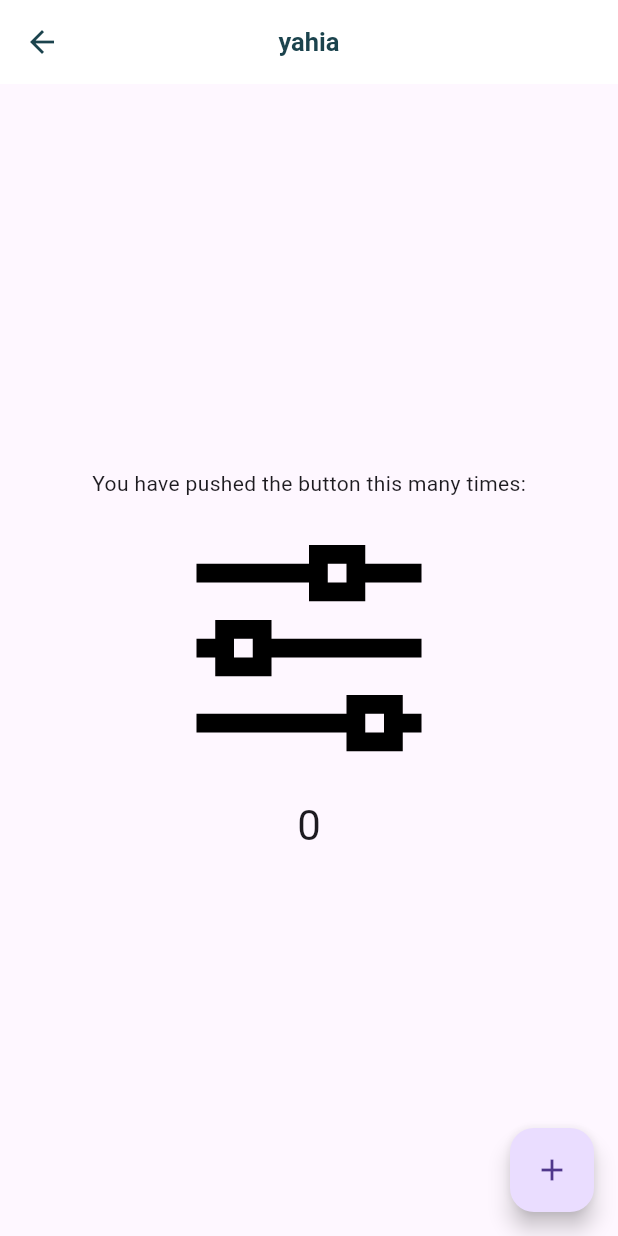
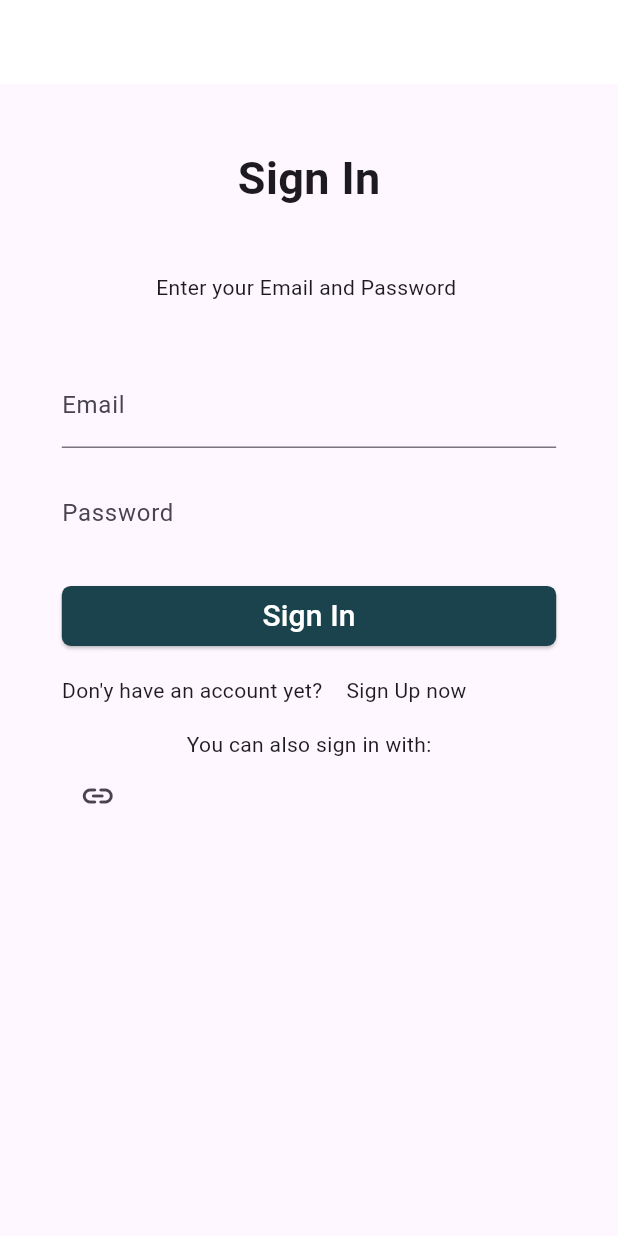
Before and after one commit to yahias123hawkyy/SWE_Project, a Flutter app: the screen it shows after launch, on a phone screen of 412 x 824 dp. Run offline on Flutter 3.47's test engine with Material 3 defaults, Android fonts, the phone set to English and light mode, and no system bars; our stand-ins replace flutter_svg, get, get_storage, google_maps_flutter.

```diff
--- /dev/null
+++ b/lib/features/sign_in/sign_in_screen.dart
@@ -0,0 +1,117 @@
+import 'package:flutter/material.dart';
+import 'package:iparkmobileapplication/common/widgets/app_bar.dart';
+import 'package:iparkmobileapplication/utils/themes/app_colors.dart';
+
+class SignInScreen extends StatefulWidget {
+  static const String nameRoute = "Login_screen";
+  const SignInScreen({super.key});
+
+  @override
+  State<SignInScreen> createState() => _SignInScreenState();
+}
+
+class _SignInScreenState extends State<SignInScreen> {
+  final _formKey = GlobalKey<FormState>();
+  String _username = '';
+  String _password = '';
+
+  @override
+  Widget build(BuildContext context) {
+    final Size screenSize = MediaQuery.of(context).size;
+
+    return Scaffold(
+      appBar: ApplicationBar.appbar("", Icon(null), null),
+      body: SafeArea(
+        child: Container(
+          margin: EdgeInsets.all(screenSize.width * 0.1),
+          alignment: Alignment.topCenter,
+          child: Column(
+            crossAxisAlignment: CrossAxisAlignment.center,
+            children: [
+              Text(
+                "Sign In",
+                style: TextStyle(fontWeight: FontWeight.bold, fontSize: 30),
+              ),
+              SizedBox(
+                height: screenSize.height * 0.05,
+              ),
+              Text("Enter your Email and Password "),
+              SizedBox(
+                height: screenSize.height * 0.05,
+              ),
+              TextFormField(
+                  onChanged: (value) => _username = value,
+                  validator: (value) {
+                    if (value == null || value.isEmpty) {
+                      return 'Please enter an email';
+                    }
+                    return null;
+                  },
+                  decoration: InputDecoration(
+                    labelText: "Email",
+                    focusedBorder: OutlineInputBorder(
+                        borderSide:
+                            BorderSide(color: MainColors.mainLightThemeColor)),
+                  )),
+              SizedBox(height: 16.0),
+              TextFormField(
+                onChanged: (value) => _password = value,
+                validator: (value) {
+                  if (value == null || value.isEmpty) {
+                    return 'Please enter a password';
+                  }
+                  return null;
+                },
+                obscureText: true,
+                decoration: InputDecoration(
+                    focusedBorder: OutlineInputBorder(
+                        borderSide:
+                            BorderSide(color: MainColors.mainLightThemeColor)),
+                    border: OutlineInputBorder(
+                        borderSide: BorderSide(color: Colors.black12)),
+                    enabledBorder: InputBorder.none,
+                    suffix: GestureDetector(
+                      onTap: () => null,
+                      child: Text("Forgot password? "),
+                    ),
+                    labelText: 'Password'),
+              ),
+              SizedBox(height: 16.0),
+              ElevatedButton(
+                onPressed: () => null,
+                child: Text("Sign In",style: TextStyle(
+                  color: Colors.white,fontSize: 20
+                )),
+                style: ElevatedButton.styleFrom(
+                    backgroundColor: MainColors.mainLightThemeColor,
+                    shape: RoundedRectangleBorder(
+                        borderRadius: BorderRadius.all(Radius.circular(6.0))),
+                    fixedSize: Size.fromWidth(
+                        MediaQuery.of(context).size.width * 0.8)),
+              )
+              ,SizedBox(height: 16.0),
+              Row(
+                children: [
+                  Text("Don'y have an account yet?"),
+                  SizedBox(width: 16.0),
+                  Text("Sign Up now")
+                ],
+              ),
+                  SizedBox(height: 16.0),
+
+              Text("You can also sign in with:",style: TextStyle(
+                fontSize: 14
+              ),),
+
+              Row(
+                children: [
+                  IconButton(onPressed: ()=>"", icon: Icon(Icons.link_rounded))
+                ],
+              )
+            ],
+          ),
+        ),
+      ),
+    );
+  }
+}
--- a/lib/main.dart
+++ b/lib/main.dart
@@ -8,13 +8,16 @@ import 'package:iparkmobileapplication/features/available_chargers/views/availab
 import 'package:iparkmobileapplication/features/charger_screen/views/charger_screen.dart';
 import 'package:iparkmobileapplication/features/main_screen/views/main_screen.dart';
 import 'package:iparkmobileapplication/features/main_screen/views/notifications_page.dart';
+import 'package:iparkmobileapplication/features/onboarding_screen/views/onborading_screen.dart';
 import 'package:iparkmobileapplication/features/payment_cards_screen/views/payment_cards_screen.dart';
 import 'package:iparkmobileapplication/features/payment_history_screen/views/payment_history_screen.dart';
 import 'package:iparkmobileapplication/features/profile_details_screens/views/profile_details_screen.dart';
 import 'package:iparkmobileapplication/features/profile_tab_screen/views/profile_screen.dart';
 import 'package:iparkmobileapplication/features/settings_screen/views/settings_screen.dart';
+import 'package:iparkmobileapplication/features/sign_in/sign_in_screen.dart';
 import 'package:iparkmobileapplication/features/vehichles_screen/views/vehichles.dart';
 import 'package:iparkmobileapplication/localisations/translations/app_translation.dart';
+import 'package:iparkmobileapplication/testttt.dart';
 import 'package:iparkmobileapplication/utils/themes/app_colors.dart';
 import 'package:iparkmobileapplication/utils/themes/themes.dart';
 
@@ -36,8 +39,10 @@ class MyApp extends StatelessWidget {
       theme: AvailableThemes.lightTheme,
       darkTheme: AvailableThemes.darkTheme,
       themeMode: ThemeMode.light,
-      home: const MyHomePage(title: ""),
+      home: const SignInScreen(),
       routes: {
+        SignInScreen.nameRoute:(context) => const SignInScreen(),
+        OnBoardingScreen.nameRoute:(context) => const OnBoardingScreen(),
         MainScreenView.routeName: (context) => const MainScreenView(),
         NotificationScreen.routeName: (context) => const NotificationScreen(),
         AvailableChargers.routeName: (context) => const AvailableChargers(),
--- a/lib/utils/themes/themes.dart
+++ b/lib/utils/themes/themes.dart
@@ -15,6 +15,9 @@ static ThemeData lightTheme = ThemeData(
  ) ,
  brightness: Brightness.light,
  primaryColor: MainColors.mainLightThemeColor,
+ primaryTextTheme:TextTheme(
+
+ ) ,
  appBarTheme: const AppBarTheme(titleTextStyle: TextStyle(
   color: Color(0xFF1B434D),
   fontSize: 17
--- a/pubspec.yaml
+++ b/pubspec.yaml
@@ -33,7 +33,7 @@ dependencies:
   flutter_svg: ^2.0.5
   get: ^4.3.8
   get_storage: ^2.0.3
-  # google_maps_flutter: ^2.0.14
+  google_maps_flutter: any
 
 
 
```
Also changed, not shown: lib/features/main_screen/views/main_screen.dart (+40 -6 lines), lib/features/onboarding_screen/models/onBorading_model.dart (added, +26 -0 lines), lib/features/onboarding_screen/views/eachonboardingScreen.dart (added, +44 -0 lines), lib/features/onboarding_screen/views/onborading_screen.dart (added, +42 -0 lines), assets/images/income_1.png (added), pubspec.lock, 4 other files.
